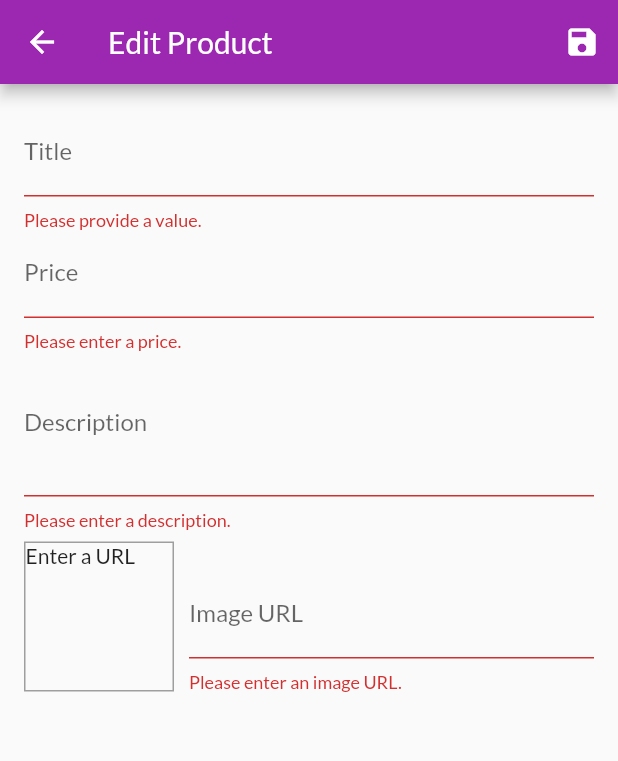
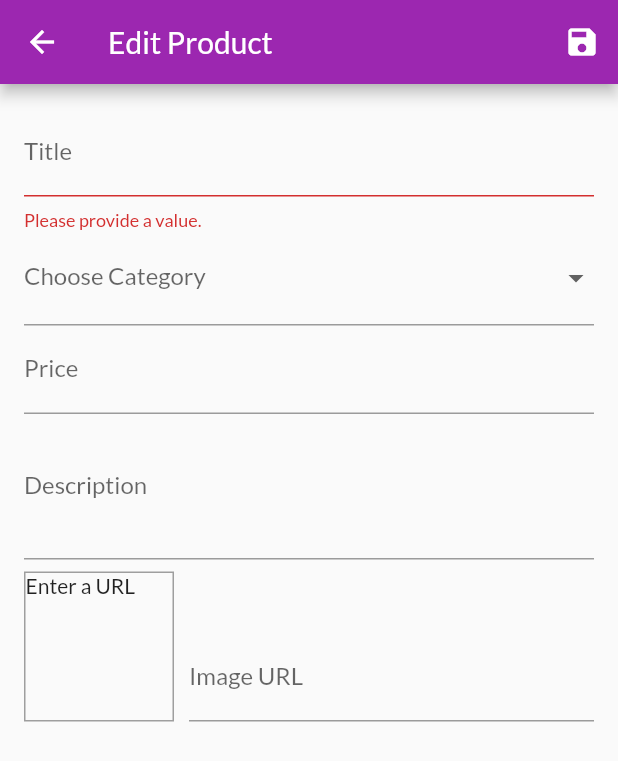
Before and after one commit to omar2432/shop_2, a Flutter app: the EditProductScreen screen opened by its route, after a tap on the "save" icon, on a phone screen of 412 x 824 dp. Shown: the top 761 px of the screen. Run offline on Flutter 3.47's test engine with Material 2 defaults, Android fonts, the phone set to English and light mode, and no system bars; our stand-ins replace shared_preferences; accounts and stored records are empty.

Commit message:
catgories added to products

```diff
--- a/lib/main.dart
+++ b/lib/main.dart
@@ -25,7 +25,7 @@ class MyApp extends StatelessWidget {
           value: Auth(),
         ),
         ChangeNotifierProxyProvider<Auth, Products>(
-          create: (_) => Products("", "", []), //**************
+          create: (_) => Products("", "", []), //************
           update: (ctx, auth, previousProducts) => Products(
             auth.token,
             auth.userId,
--- a/lib/providers/product.dart
+++ b/lib/providers/product.dart
@@ -2,6 +2,8 @@ import 'dart:convert';
 
 import 'package:flutter/foundation.dart';
 import 'package:http/http.dart' as http;
+
+//enum Catgory { sports, clothes, food, beverages, other }
 
 class Product with ChangeNotifier {
   final String id;
@@ -9,6 +11,7 @@ class Product with ChangeNotifier {
   final String description;
   final double price;
   final String imageUrl;
+  final String category;
   bool isFavorite;
 
   Product({
@@ -17,6 +20,7 @@ class Product with ChangeNotifier {
     @required this.description,
     @required this.price,
     @required this.imageUrl,
+    @required this.category,
     this.isFavorite = false,
   });
 
--- a/lib/providers/products.dart
+++ b/lib/providers/products.dart
@@ -58,6 +58,10 @@ class Products with ChangeNotifier {
     return _items.where((prodItem) => prodItem.isFavorite).toList();
   }
 
+  List<Product> getcategoryItems(String cat) {
+    return _items.where((prodItem) => prodItem.category == cat).toList();
+  }
+
   Product findById(String id) {
     return _items.firstWhere((prod) => prod.id == id);
   }
@@ -91,6 +95,7 @@ class Products with ChangeNotifier {
       extractedData.forEach((prodId, prodData) {
         loadedProducts.add(Product(
           id: prodId,
+          category: prodData['category'],
           title: prodData['title'],
           description: prodData['description'],
           price: prodData['price'],
@@ -114,6 +119,7 @@ class Products with ChangeNotifier {
         url,
         body: json.encode({
           'title': product.title,
+          'category': product.category,
           'description': product.description,
           'imageUrl': product.imageUrl,
           'price': product.price,
@@ -122,6 +128,7 @@ class Products with ChangeNotifier {
       );
       final newProduct = Product(
         title: product.title,
+        category: product.category,
         description: product.description,
         price: product.price,
         imageUrl: product.imageUrl,
@@ -144,6 +151,7 @@ class Products with ChangeNotifier {
       await http.patch(url,
           body: json.encode({
             'title': newProduct.title,
+            'category': newProduct.category,
             'description': newProduct.description,
             'imageUrl': newProduct.imageUrl,
             'price': newProduct.price
--- a/lib/screens/edit_product_screen.dart
+++ b/lib/screens/edit_product_screen.dart
@@ -12,6 +12,7 @@ class EditProductScreen extends StatefulWidget {
 }
 
 class _EditProductScreenState extends State<EditProductScreen> {
+  final _categoryFocusNode = FocusNode();
   final _priceFocusNode = FocusNode();
   final _descriptionFocusNode = FocusNode();
   final _imageUrlController = TextEditingController();
@@ -20,12 +21,14 @@ class _EditProductScreenState extends State<EditProductScreen> {
   var _editedProduct = Product(
     id: null,
     title: '',
+    category: 'other',
     price: 0,
     description: '',
     imageUrl: '',
   );
   var _initValues = {
     'title': '',
+    'category': '',
     'description': '',
     'price': '',
     'imageUrl': '',
@@ -50,6 +53,7 @@ class _EditProductScreenState extends State<EditProductScreen> {
           'title': _editedProduct.title,
           'description': _editedProduct.description,
           'price': _editedProduct.price.toString(),
+          'category': _editedProduct.category,
           // 'imageUrl': _editedProduct.imageUrl,
           'imageUrl': '',
         };
@@ -86,6 +90,7 @@ class _EditProductScreenState extends State<EditProductScreen> {
   Future<void> _saveForm() async {
     final isValid = _form.currentState.validate();
     if (!isValid) {
+      print('not validdd');
       return;
     }
     _form.currentState.save();
@@ -93,10 +98,12 @@ class _EditProductScreenState extends State<EditProductScreen> {
       _isLoading = true;
     });
     if (_editedProduct.id != null) {
+      print('updating prod');
       await Provider.of<Products>(context, listen: false)
           .updateProduct(_editedProduct.id, _editedProduct);
     } else {
       try {
+        print('adding prod');
         await Provider.of<Products>(context, listen: false)
             .addProduct(_editedProduct);
       } catch (error) {
@@ -157,7 +164,7 @@ class _EditProductScreenState extends State<EditProductScreen> {
                       decoration: InputDecoration(labelText: 'Title'),
                       textInputAction: TextInputAction.next,
                       onFieldSubmitted: (_) {
-                        FocusScope.of(context).requestFocus(_priceFocusNode);
+                        FocusScope.of(context).requestFocus(_categoryFocusNode);
                       },
                       validator: (value) {
                         if (value.isEmpty) {
@@ -168,6 +175,49 @@ class _EditProductScreenState extends State<EditProductScreen> {
                       onSaved: (value) {
                         _editedProduct = Product(
                             title: value,
+                            category: _editedProduct.category,
+                            price: _editedProduct.price,
+                            description: _editedProduct.description,
+                            imageUrl: _editedProduct.imageUrl,
+                            id: _editedProduct.id,
+                            isFavorite: _editedProduct.isFavorite);
+                      },
+                    ),
+                    DropdownButtonFormField(
+                      // isExpanded: true,
+                      // value: Catgory,
+                      decoration: InputDecoration(
+                        labelText: 'Choose Category',
+                      ),
+                      onChanged: (_) {
+                        setState(() {});
+                      },
+                      // value: Catgory.other,
+                      items: [
+                        'food',
+                        'beverage',
+                        'clothes',
+                        'sports',
+                        'pets',
+                        'other'
+                      ].map((value) {
+                        return DropdownMenuItem<String>(
+                          value: value,
+                          child: Text(value),
+                        );
+                      }).toList(),
+                      focusNode: _categoryFocusNode,
+                      validator: (value) {
+                        // ********
+                        if (value.isEmpty) {
+                          return 'Please provide a value.';
+                        }
+                        return null;
+                      },
+                      onSaved: (value) {
+                        _editedProduct = Product(
+                            title: _editedProduct.title,
+                            category: value,
                             price: _editedProduct.price,
                             description: _editedProduct.description,
                             imageUrl: _editedProduct.imageUrl,
@@ -200,6 +250,7 @@ class _EditProductScreenState extends State<EditProductScreen> {
                       onSaved: (value) {
                         _editedProduct = Product(
                             title: _editedProduct.title,
+                            category: _editedProduct.category,
                             price: double.parse(value),
                             description: _editedProduct.description,
                             imageUrl: _editedProduct.imageUrl,
@@ -225,6 +276,7 @@ class _EditProductScreenState extends State<EditProductScreen> {
                       onSaved: (value) {
                         _editedProduct = Product(
                           title: _editedProduct.title,
+                          category: _editedProduct.category,
                           price: _editedProduct.price,
                           description: value,
                           imageUrl: _editedProduct.imageUrl,
@@ -286,6 +338,7 @@ class _EditProductScreenState extends State<EditProductScreen> {
                             onSaved: (value) {
                               _editedProduct = Product(
                                 title: _editedProduct.title,
+                                category: _editedProduct.category,
                                 price: _editedProduct.price,
                                 description: _editedProduct.description,
                                 imageUrl: value,
```
Also changed, not shown: lib/screens/products_overview_screen.dart (+66 -6 lines), lib/widgets/products_grid.dart (+19 -3 lines).
